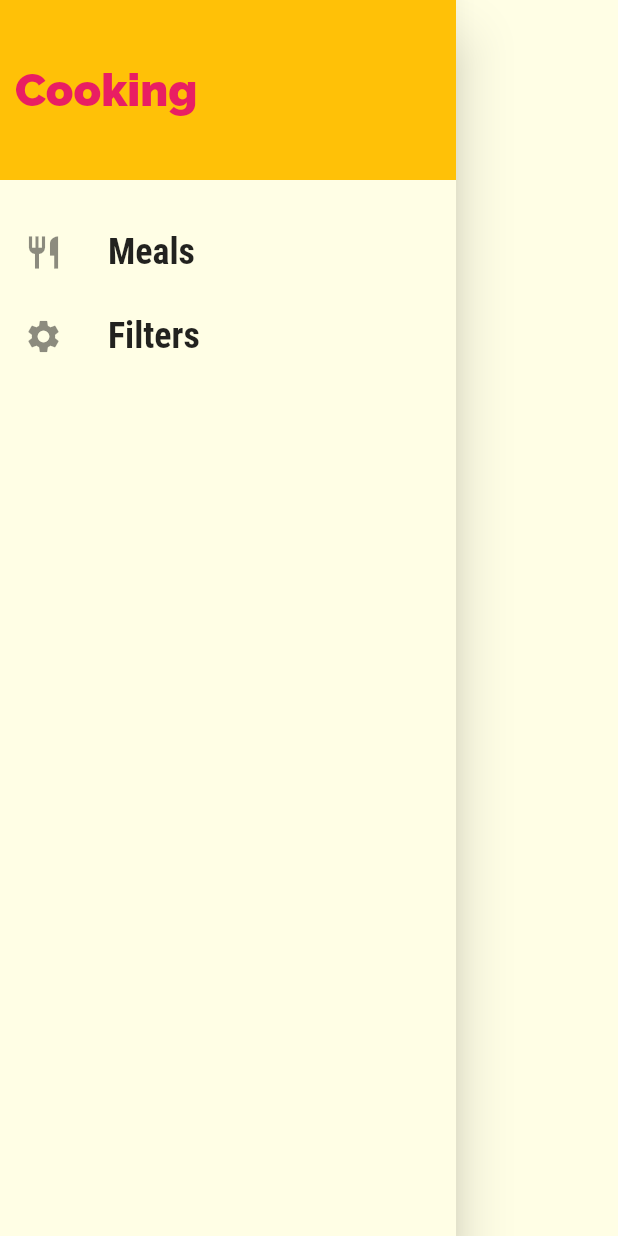
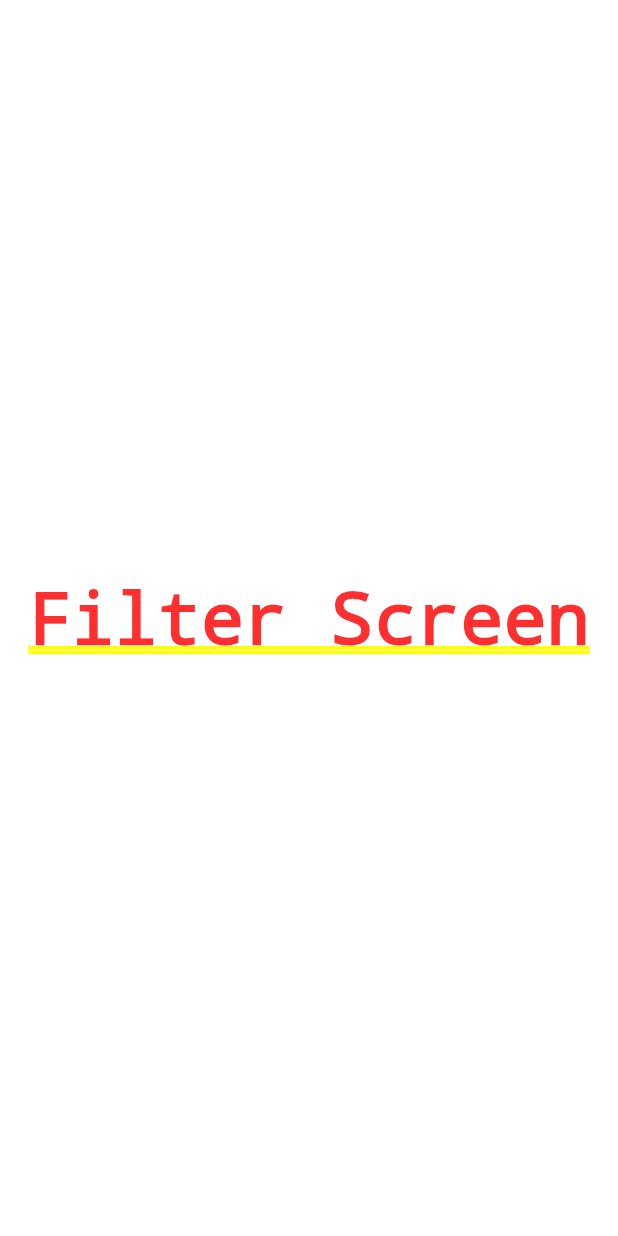
Before and after one commit to Fatimamostafa/Flutter, a Flutter app: the MainDrawer widget shown alone on an empty page, opened directly, after a tap on "Filters", on a phone screen of 412 x 824 dp. Run offline on Flutter 3.47's test engine with Material 2 defaults, Android fonts, the phone set to English and light mode, and no system bars.

Commit message:
Routing added in navigation bar

```diff
--- a/lib/main.dart
+++ b/lib/main.dart
@@ -1,4 +1,5 @@
 import 'package:flutter/material.dart';
+import 'package:flutter_basics/ui/filters_screen.dart';
 
 import './ui/tabs_screen.dart';
 import './ui/category_meals_screen.dart';
@@ -24,7 +25,8 @@ class MyApp extends StatelessWidget {
       routes: {
         '/': (ctx) => TabsScreen(),
         CategoryMealsScreen.routeName: (ctx) => CategoryMealsScreen(),
-        MealDetailScreen.routeName: (ctx) => MealDetailScreen()
+        MealDetailScreen.routeName: (ctx) => MealDetailScreen(),
+        FiltersScreen.routeName: (ctx) => FiltersScreen()
       },
     );
   }
--- /dev/null
+++ b/lib/ui/filters_screen.dart
@@ -0,0 +1,10 @@
+import 'package:flutter/cupertino.dart';
+
+class FiltersScreen extends StatelessWidget {
+  static const routeName = '/filters';
+
+  @override
+  Widget build(BuildContext context) {
+    return Center(child: Text('Filter Screen'));
+  }
+}
--- a/lib/widgets/main_drawer.dart
+++ b/lib/widgets/main_drawer.dart
@@ -1,7 +1,8 @@
 import 'package:flutter/material.dart';
+import 'package:flutter_basics/ui/filters_screen.dart';
 
 class MainDrawer extends StatelessWidget {
-  Widget buildListTile(String title, IconData iconData) {
+  Widget buildListTile(String title, IconData iconData, Function tapHandler) {
     return ListTile(
       leading: Icon(
         iconData,
@@ -15,7 +16,7 @@ class MainDrawer extends StatelessWidget {
           fontFamily: 'RobotoCondensed',
         ),
       ),
-      onTap: () {},
+      onTap: tapHandler,
     );
   }
 
@@ -39,8 +40,20 @@ class MainDrawer extends StatelessWidget {
             ),
           ),
           SizedBox(height: 20),
-          buildListTile('Meals', Icons.restaurant),
-          buildListTile('Filters', Icons.settings),
+          buildListTile(
+              'Meals',
+              Icons.restaurant,
+              () {
+                  Navigator.of(context).pushNamed('/');
+              }
+          ),
+          buildListTile(
+              'Filters',
+              Icons.settings,
+              () {
+                Navigator.of(context).pushNamed(FiltersScreen.routeName);
+              }
+          ),
         ],
       ),
     );
```
